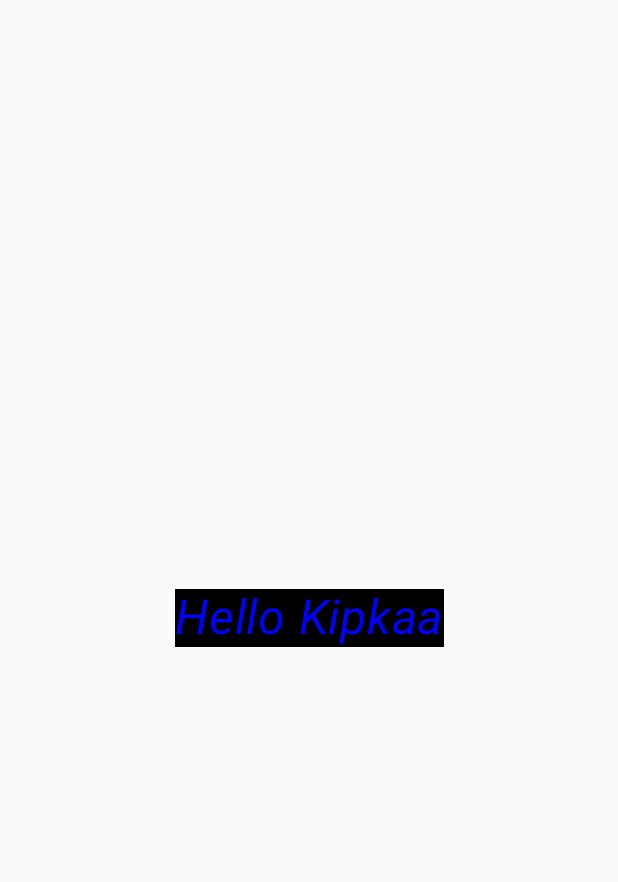
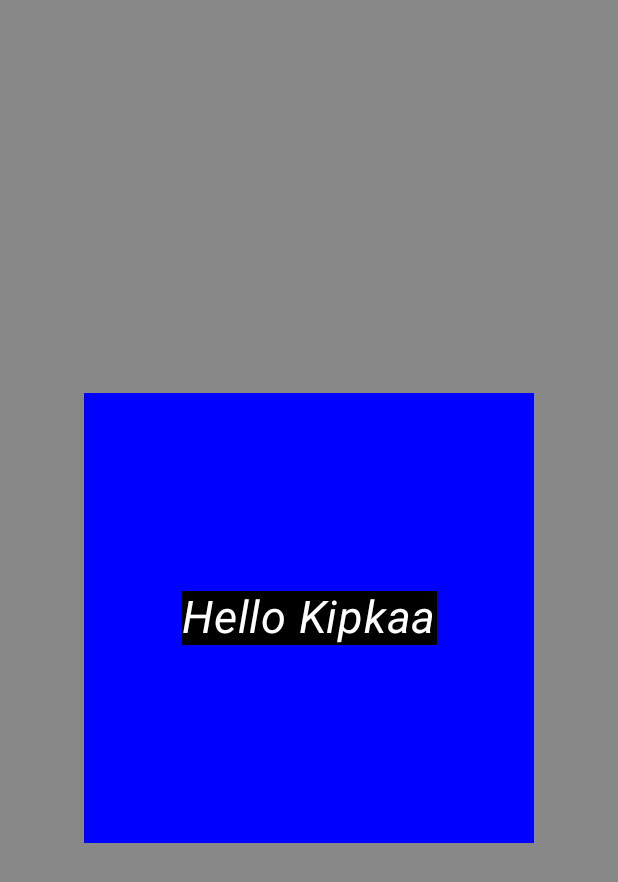
Before and after one commit to ekck/jc-components, an Android app built with Jetpack Compose: the screen it shows after launch (MainActivity), on a phone screen of 412 x 824 dp. Shown: the top 882 px of the screen. Run offline under Robolectric (Android 15) with nearby library versions, the phone set to English and light mode, and no system bars.

Commit message:
layouts-rbc

```diff
--- a/app/src/main/java/com/zanahtech/jccomponents/MainActivity.kt
+++ b/app/src/main/java/com/zanahtech/jccomponents/MainActivity.kt
@@ -5,9 +5,14 @@ import androidx.activity.ComponentActivity
 import androidx.activity.compose.setContent
 import androidx.compose.foundation.background
 import androidx.compose.foundation.clickable
+import androidx.compose.foundation.layout.Arrangement
 import androidx.compose.foundation.layout.Box
+import androidx.compose.foundation.layout.Column
+import androidx.compose.foundation.layout.Row
 import androidx.compose.foundation.layout.fillMaxSize
+import androidx.compose.foundation.layout.height
 import androidx.compose.foundation.layout.padding
+import androidx.compose.foundation.layout.width
 import androidx.compose.material3.MaterialTheme
 import androidx.compose.material3.Surface
 import androidx.compose.material3.Text
@@ -32,9 +37,10 @@ class MainActivity : ComponentActivity() {
                 // A surface container using the 'background' color from the theme
                 Box(
                     modifier = Modifier.fillMaxSize(),
-                    contentAlignment = Alignment.Center
+                    contentAlignment = Alignment.CenterStart
                 ) {
                     LearnTextAndModifiers()
+
                 }
             }
         }
@@ -45,23 +51,63 @@ class MainActivity : ComponentActivity() {
 fun LearnTextAndModifiers(){
 
     val clickOnText = {}
+
+    Column(horizontalAlignment = Alignment.CenterHorizontally, verticalArrangement = Arrangement.Center) {
+
+//    Text(text = stringResource(id = R.string.hello_text),
+//        color = Color.Blue,
+//        fontSize = 32.sp,
+//        fontStyle = FontStyle.Italic,
+//        modifier = Modifier
+//            .padding(22.dp)
+//            .background(Color.Black)
+//            .clickable(onClick = clickOnText)
+//    )
+//        Text(text = "Hello Column 1")
+//        Text(text = "Hello Column 2")
+//}
+//
+//    Row (verticalAlignment = Alignment.CenterVertically, horizontalArrangement = Arrangement.Center) {
+//        Text(text = stringResource(id = R.string.hello_text),
+//            color = Color.Blue,
+//            fontSize = 32.sp,
+//            fontStyle = FontStyle.Italic,
+//            modifier = Modifier
+//                .padding(22.dp)
+//                .background(Color.Black)
+//                .clickable(onClick = clickOnText)
+//        )
+//        Text(text = "Hello Column 1")
+//        Text(text = "Hello Column 2")
+//
+//    }
+
+        Box(modifier = Modifier
+            .fillMaxSize()
+            .background(Color.Gray), contentAlignment = Alignment.Center){
+            Box(modifier = Modifier.height(300.dp).width(300.dp).background(Color.Blue) ){
+
                 Text(text = stringResource(id = R.string.hello_text),
-        color = Color.Blue,
-        fontSize = 32.sp,
+                    color = Color.White,
+                    fontSize = 30.sp,
                     fontStyle = FontStyle.Italic,
                     modifier = Modifier
+                        .align(Alignment.Center)
                         .padding(22.dp)
                         .background(Color.Black)
                         .clickable(onClick = clickOnText)
                 )
-}
 
-@Preview(showBackground = true)
-@Composable
-fun  ShowPreview(){
-    JccomponentsTheme {
-        LearnTextAndModifiers()
+
             }
 
 
+
+
             }
+        }
+
+
+
+
+}
```
Lines whose indentation alone changed are shown as unchanged.
